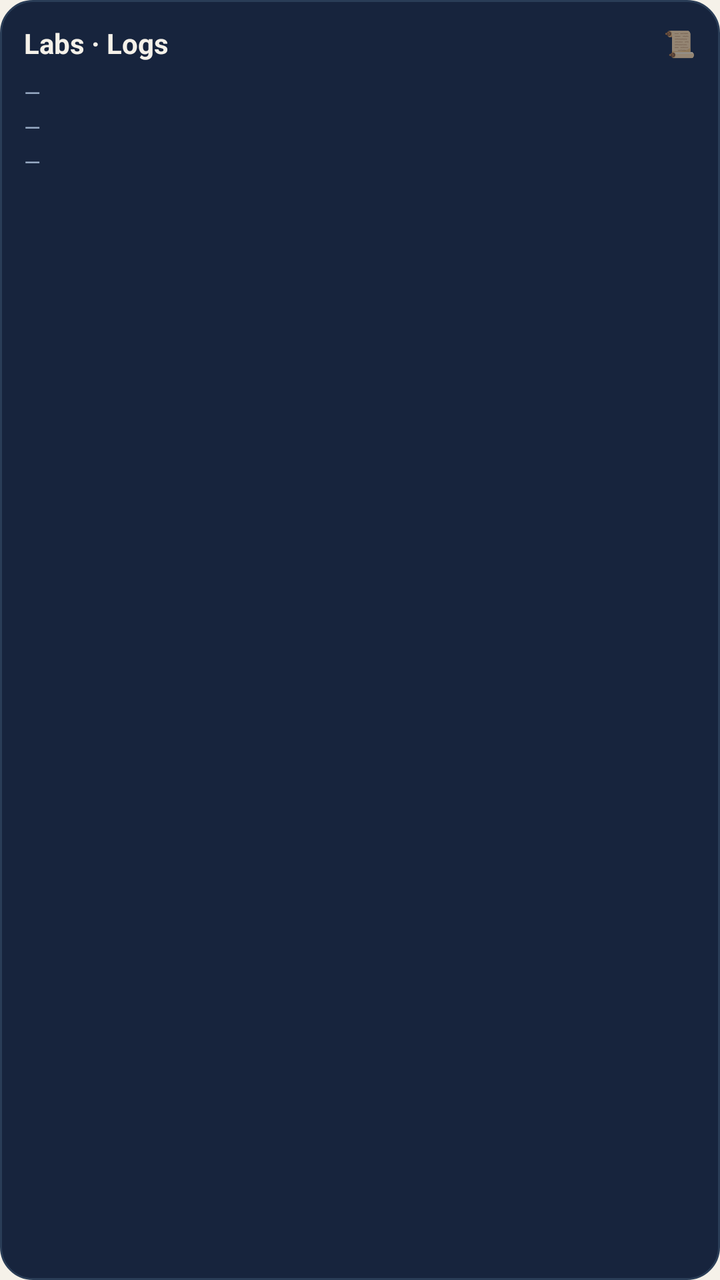
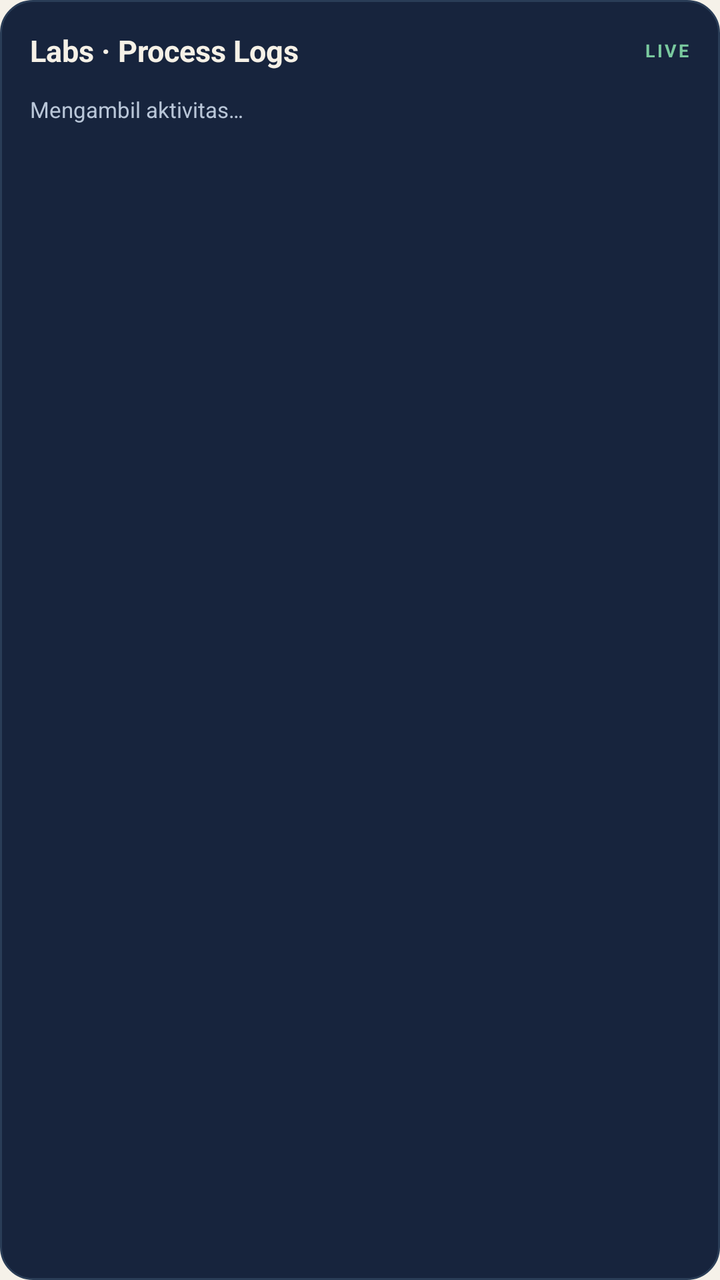

Two renders of the same Android screen: before a commit and after it. Below are the layout's source before the change and the commit's diff.
<!-- AndroidManifest.xml: application theme AppTheme -->
<!-- res/layout/widget_log.xml -->
<?xml version="1.0" encoding="utf-8"?>
<LinearLayout xmlns:android="http://schemas.android.com/apk/res/android"
    android:id="@+id/wl_root"
    android:layout_width="match_parent"
    android:layout_height="match_parent"
    android:orientation="vertical"
    android:background="@drawable/widget_bg"
    android:padding="12dp">

    <LinearLayout
        android:layout_width="match_parent"
        android:layout_height="wrap_content"
        android:orientation="horizontal"
        android:gravity="center_vertical">
        <TextView
            android:id="@+id/wl_title"
            android:layout_width="0dp"
            android:layout_height="wrap_content"
            android:layout_weight="1"
            android:text="Labs · Logs"
            android:textColor="#f5f1e9"
            android:textSize="14sp"
            android:textStyle="bold" />
        <TextView
            android:layout_width="wrap_content"
            android:layout_height="wrap_content"
            android:text="📜"
            android:textSize="13sp" />
    </LinearLayout>

    <TextView
        android:id="@+id/wl_line1"
        android:layout_width="match_parent"
        android:layout_height="wrap_content"
        android:layout_marginTop="8dp"
        android:ellipsize="end"
        android:maxLines="1"
        android:text="—"
        android:textColor="#9db0c9"
        android:textSize="10.5sp" />
    <TextView
        android:id="@+id/wl_line2"
        android:layout_width="match_parent"
        android:layout_height="wrap_content"
        android:layout_marginTop="3dp"
        android:ellipsize="end"
        android:maxLines="1"
        android:text="—"
        android:textColor="#9db0c9"
        android:textSize="10.5sp" />
    <TextView
        android:id="@+id/wl_line3"
        android:layout_width="match_parent"
        android:layout_height="wrap_content"
        android:layout_marginTop="3dp"
        android:ellipsize="end"
        android:maxLines="1"
        android:text="—"
        android:textColor="#9db0c9"
        android:textSize="10.5sp" />
</LinearLayout>
<!-- resources referenced by this layout -->
<resources>
  <!-- drawable widget_bg (drawable) -->
  <?xml version="1.0" encoding="utf-8"?>
  <shape xmlns:android="http://schemas.android.com/apk/res/android" android:shape="rectangle">
      <solid android:color="#17243d" />
      <corners android:radius="16dp" />
      <stroke android:width="1dp" android:color="#2a3d57" />
  </shape>
  <style name="AppTheme" parent="android:Theme.Material.Light.NoActionBar">
          <item name="android:colorPrimary">#17243d</item>
          <item name="android:colorPrimaryDark">#0f1a2c</item>
          <item name="android:colorAccent">#dc6268</item>
          <item name="android:windowBackground">#f5f1e9</item>
          <item name="android:statusBarColor">#0f1a2c</item>
          <item name="android:navigationBarColor">#17243d</item>
          <item name="android:windowLightStatusBar">false</item>
      </style>
</resources>

<!-- the commit's change to res/layout/widget_log.xml (unified diff, before → after) -->
@@ -1,61 +1,25 @@
 <?xml version="1.0" encoding="utf-8"?>
 <LinearLayout xmlns:android="http://schemas.android.com/apk/res/android"
-    android:id="@+id/wl_root"
-    android:layout_width="match_parent"
-    android:layout_height="match_parent"
-    android:orientation="vertical"
-    android:background="@drawable/widget_bg"
-    android:padding="12dp">
+    android:id="@+id/wl_root" android:layout_width="match_parent" android:layout_height="match_parent"
+    android:orientation="vertical" android:background="@drawable/widget_bg" android:padding="15dp">
 
-    <LinearLayout
-        android:layout_width="match_parent"
-        android:layout_height="wrap_content"
-        android:orientation="horizontal"
-        android:gravity="center_vertical">
-        <TextView
-            android:id="@+id/wl_title"
-            android:layout_width="0dp"
-            android:layout_height="wrap_content"
-            android:layout_weight="1"
-            android:text="Labs · Logs"
-            android:textColor="#f5f1e9"
-            android:textSize="14sp"
-            android:textStyle="bold" />
-        <TextView
-            android:layout_width="wrap_content"
-            android:layout_height="wrap_content"
-            android:text="📜"
-            android:textSize="13sp" />
+    <LinearLayout android:layout_width="match_parent" android:layout_height="wrap_content"
+        android:orientation="horizontal" android:gravity="center_vertical">
+        <TextView android:id="@+id/wl_title" android:layout_width="0dp" android:layout_height="wrap_content"
+            android:layout_weight="1" android:text="Labs · Process Logs" android:textColor="#F6F1E7"
+            android:textSize="15sp" android:textStyle="bold" />
+        <TextView android:id="@+id/wl_badge" android:layout_width="wrap_content" android:layout_height="wrap_content"
+            android:text="LIVE" android:textColor="#79C99E" android:textSize="9sp" android:textStyle="bold"
+            android:letterSpacing="0.12" />
     </LinearLayout>
 
-    <TextView
-        android:id="@+id/wl_line1"
-        android:layout_width="match_parent"
-        android:layout_height="wrap_content"
-        android:layout_marginTop="8dp"
-        android:ellipsize="end"
-        android:maxLines="1"
-        android:text="—"
-        android:textColor="#9db0c9"
-        android:textSize="10.5sp" />
-    <TextView
-        android:id="@+id/wl_line2"
-        android:layout_width="match_parent"
-        android:layout_height="wrap_content"
-        android:layout_marginTop="3dp"
-        android:ellipsize="end"
-        android:maxLines="1"
-        android:text="—"
-        android:textColor="#9db0c9"
-        android:textSize="10.5sp" />
-    <TextView
-        android:id="@+id/wl_line3"
-        android:layout_width="match_parent"
-        android:layout_height="wrap_content"
-        android:layout_marginTop="3dp"
-        android:ellipsize="end"
-        android:maxLines="1"
-        android:text="—"
-        android:textColor="#9db0c9"
-        android:textSize="10.5sp" />
+    <TextView android:id="@+id/wl_line1" android:layout_width="match_parent" android:layout_height="wrap_content"
+        android:layout_marginTop="12dp" android:maxLines="1" android:ellipsize="end"
+        android:text="Mengambil aktivitas…" android:textColor="#B9C6D8" android:textSize="11sp" />
+    <TextView android:id="@+id/wl_line2" android:layout_width="match_parent" android:layout_height="wrap_content"
+        android:layout_marginTop="7dp" android:maxLines="1" android:ellipsize="end"
+        android:text="" android:textColor="#91A4BB" android:textSize="11sp" />
+    <TextView android:id="@+id/wl_line3" android:layout_width="match_parent" android:layout_height="wrap_content"
+        android:layout_marginTop="7dp" android:maxLines="1" android:ellipsize="end"
+        android:text="" android:textColor="#71869F" android:textSize="11sp" />
 </LinearLayout>
